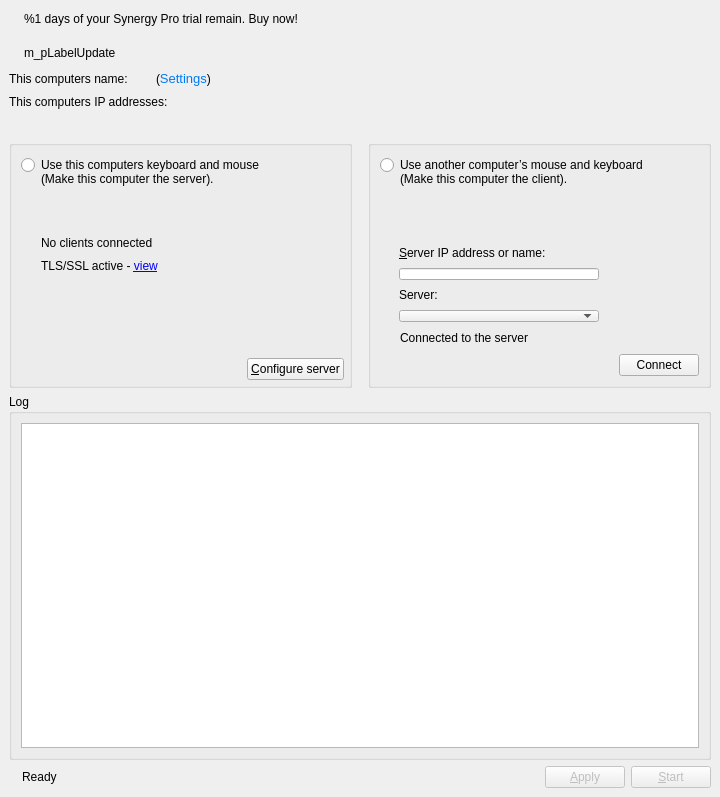
Before: the Qt Designer form src/gui/src/MainWindowBase.ui in deskflow/deskflow, drawn with Qt 5.
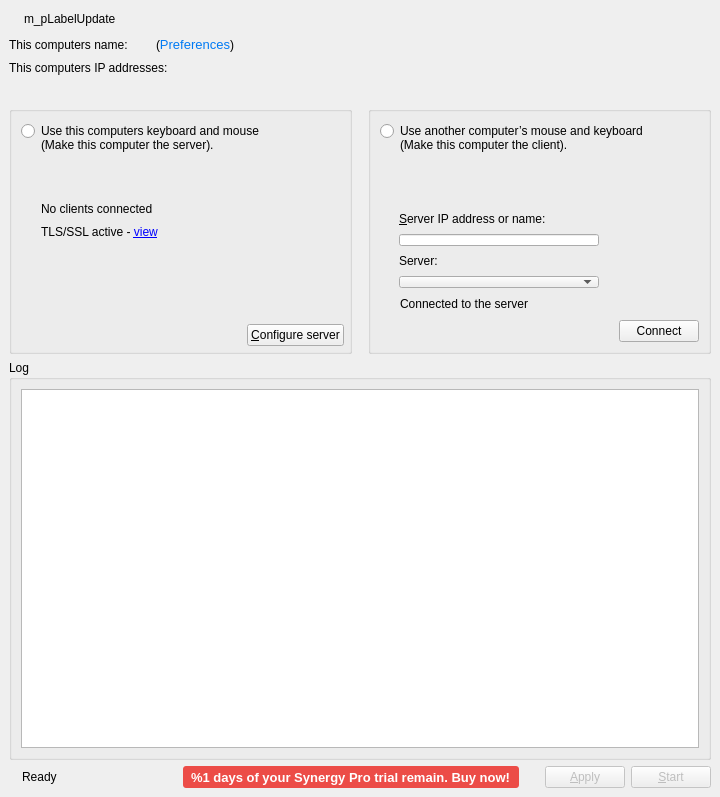
After: the same form once the commit is applied. Icons and pictures are not drawn. Custom widgets are drawn as their Qt base class.

Commit message: SYNERGY-936 New message for expired licenses

Diff of the .ui file:
```diff
--- a/src/gui/src/MainWindowBase.ui
+++ b/src/gui/src/MainWindowBase.ui
@@ -27,57 +27,6 @@
   </property>
   <widget class="QWidget" name="centralwidget">
    <layout class="QVBoxLayout" name="verticalLayout_2">
-    <item>
-     <widget class="QWidget" name="m_trialWidget" native="true">
-      <layout class="QHBoxLayout" name="horizontalLayout_5">
-       <property name="leftMargin">
-        <number>2</number>
-       </property>
-       <property name="topMargin">
-        <number>0</number>
-       </property>
-       <property name="rightMargin">
-        <number>0</number>
-       </property>
-       <property name="bottomMargin">
-        <number>8</number>
-       </property>
-       <item>
-        <widget class="QLabel" name="label_3">
-         <property name="text">
-          <string/>
-         </property>
-         <property name="pixmap">
-          <pixmap resource="../res/Synergy.qrc">:/res/icons/16x16/warning.png</pixmap>
-         </property>
-        </widget>
-       </item>
-       <item>
-        <widget class="QLabel" name="m_trialLabel">
-         <property name="text">
-          <string>&lt;html&gt;&lt;head/&gt;&lt;body&gt;&lt;p&gt;&lt;span style=&quot; font-weight:600;&quot;&gt;%1&lt;/span&gt; days of your Synergy Pro trial remain. &lt;a href=&quot;http://symless.com/pricing?src=gui&quot;&gt;&lt;span style=&quot; text-decoration: underline; color:#0000ff;&quot;&gt;Buy now!&lt;/span&gt;&lt;/a&gt;&lt;/p&gt;&lt;/body&gt;&lt;/html&gt;</string>
-         </property>
-         <property name="openExternalLinks">
-          <bool>true</bool>
-         </property>
-        </widget>
-       </item>
-       <item>
-        <spacer name="horizontalSpacer">
-         <property name="orientation">
-          <enum>Qt::Horizontal</enum>
-         </property>
-         <property name="sizeHint" stdset="0">
-          <size>
-           <width>40</width>
-           <height>20</height>
-          </size>
-         </property>
-        </spacer>
-       </item>
-      </layout>
-     </widget>
-    </item>
     <item>
      <widget class="QWidget" name="m_pWidgetUpdate" native="true">
       <layout class="QHBoxLayout" name="horizontalLayout_2">
@@ -252,7 +201,7 @@
           <string notr="true"/>
          </property>
          <property name="text">
-          <string>&lt;html&gt;&lt;head/&gt;&lt;body&gt;&lt;p style=&quot;margin-left: 5px;&quot;&gt;(&lt;a href=&quot;#&quot;&gt;&lt;span style=&quot; text-decoration: none; font-size: 13px; color:#007af4;&quot;&gt;Settings&lt;/span&gt;&lt;/a&gt;)&lt;/p&gt;&lt;/body&gt;&lt;/html&gt;</string>
+          <string>&lt;html&gt;&lt;head/&gt;&lt;body&gt;&lt;p style=&quot;margin-left: 5px;&quot;&gt;(&lt;a href=&quot;#&quot;&gt;&lt;span style=&quot; text-decoration: none; font-size: 13px; color:#007af4;&quot;&gt;Preferences&lt;/span&gt;&lt;/a&gt;)&lt;/p&gt;&lt;/body&gt;&lt;/html&gt;</string>
          </property>
          <property name="margin">
           <number>0</number>
@@ -818,6 +767,9 @@
     </item>
     <item>
      <layout class="QHBoxLayout" name="horizontalLayout">
+      <property name="spacing">
+       <number>6</number>
+      </property>
       <property name="sizeConstraint">
        <enum>QLayout::SetDefaultConstraint</enum>
       </property>
@@ -854,6 +806,58 @@
         </property>
        </spacer>
       </item>
+      <item>
+       <widget class="QLabel" name="m_trialLabel">
+        <property name="font">
+         <font>
+          <family>Arial</family>
+          <pointsize>-1</pointsize>
+          <weight>87</weight>
+          <bold>true</bold>
+         </font>
+        </property>
+        <property name="autoFillBackground">
+         <bool>false</bool>
+        </property>
+        <property name="styleSheet">
+         <string notr="true">font-size: 13px;
+font-weight: 700;
+padding: 3px 5px;
+border-radius: 3px;
+background-color: #EC4C47;
+color: #ffffff;
+top: 3px;</string>
+        </property>
+        <property name="text">
+         <string>&lt;html&gt;&lt;head/&gt;&lt;body&gt;&lt;p&gt;&lt;span style=&quot; font-weight:600;&quot;&gt;%1&lt;/span&gt; days of your Synergy Pro trial remain. &lt;a href=&quot;http://symless.com/pricing?src=gui&quot;&gt;&lt;span style=&quot; text-decoration: underline; color:#0000ff;&quot;&gt;Buy now!&lt;/span&gt;&lt;/a&gt;&lt;/p&gt;&lt;/body&gt;&lt;/html&gt;</string>
+        </property>
+        <property name="alignment">
+         <set>Qt::AlignLeading|Qt::AlignLeft|Qt::AlignVCenter</set>
+        </property>
+        <property name="margin">
+         <number>0</number>
+        </property>
+        <property name="openExternalLinks">
+         <bool>true</bool>
+        </property>
+       </widget>
+      </item>
+      <item>
+       <spacer name="horizontalSpacer">
+        <property name="orientation">
+         <enum>Qt::Horizontal</enum>
+        </property>
+        <property name="sizeType">
+         <enum>QSizePolicy::Fixed</enum>
+        </property>
+        <property name="sizeHint" stdset="0">
+         <size>
+          <width>20</width>
+          <height>20</height>
+         </size>
+        </property>
+       </spacer>
+      </item>
       <item>
        <widget class="QPushButton" name="m_pButtonApply">
         <property name="enabled">
```
The commit also changes 2 other files.
